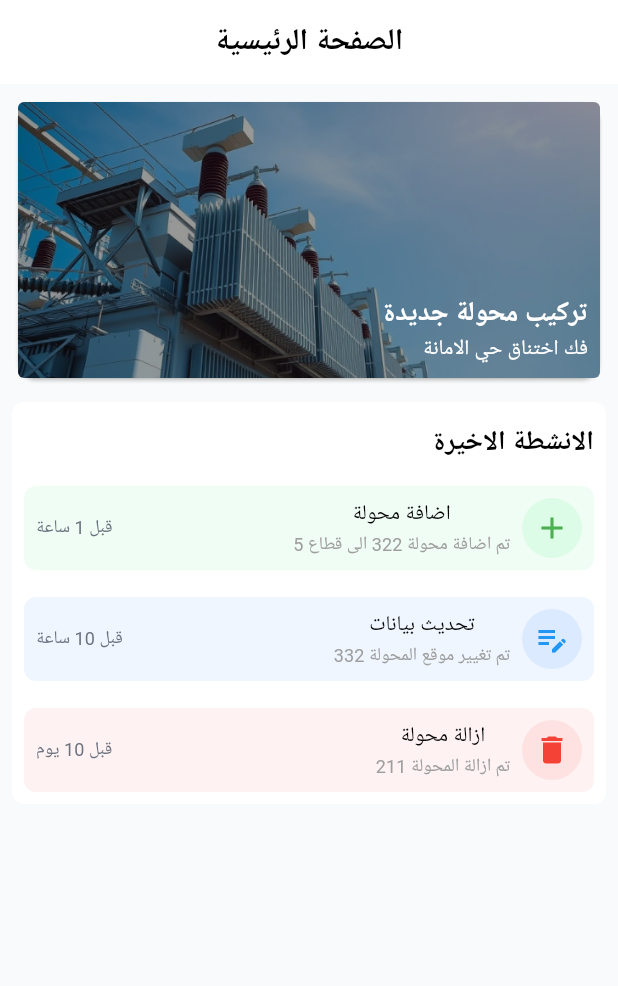
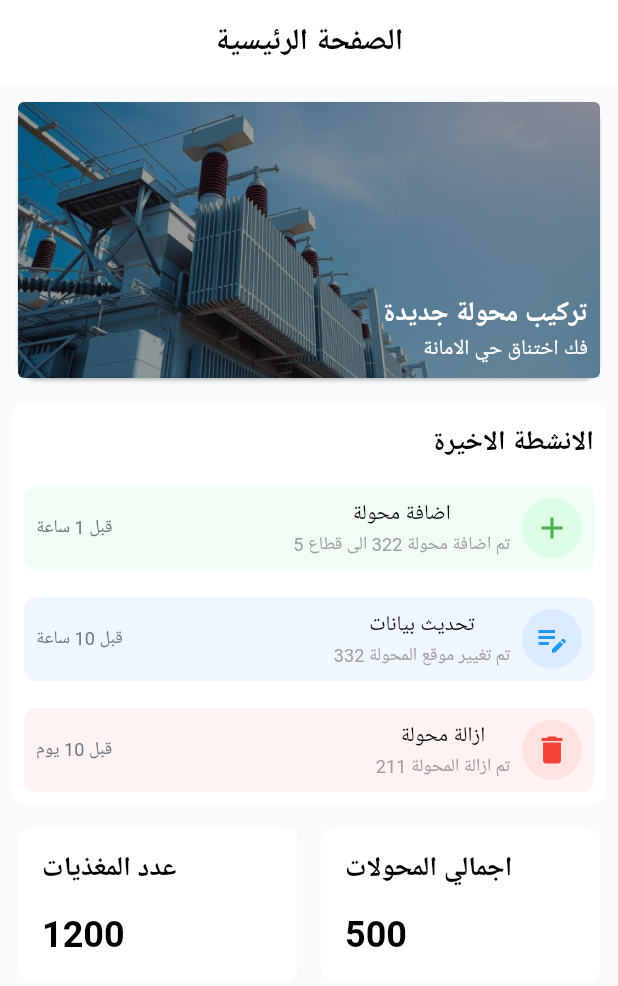
Before and after one commit to jalalcheff/gis_helper, a Flutter app: the screen it shows after launch, on a phone screen of 412 x 824 dp. Shown: the top 986 px of the screen. Run offline on Flutter 3.47's test engine with Material 3 defaults, Android fonts, the light colour scheme and no system bars; our stand-ins replace bloc, cloud_firestore, firebase_core, hive_flutter; accounts and stored records are empty.

Commit message:
create home screen statistics card widget

```diff
--- a/lib/constants/style_constants.dart
+++ b/lib/constants/style_constants.dart
@@ -5,6 +5,7 @@ class StyleConstants{
   int mediumRadius = 4;
   int largeRadius = 8;
   int extraLargeRadius = 16;
+  double headLineLess2 = 24;
   double headLine1 = 32; //primary
   double headLine2 = 30; //secondary
   double headLine3 = 20; //tertiary
--- a/lib/presentation/screen/home_screen/home_screen.dart
+++ b/lib/presentation/screen/home_screen/home_screen.dart
@@ -2,6 +2,7 @@ import 'package:flutter/material.dart';
 import 'package:gis_helper/constants/style_constants.dart';
 import 'package:gis_helper/presentation/screen/home_screen/home_screen_ads_widget.dart';
 import 'package:gis_helper/presentation/screen/home_screen/home_screen_latest_changes_widget.dart';
+import 'package:gis_helper/presentation/screen/home_screen/home_screen_transformer_statistics_card_widget.dart';
 
 class HomeScreen extends StatefulWidget {
   HomeScreen({super.key});
@@ -36,11 +37,19 @@ Container _body(BuildContext context, MediaQueryData mediaQuery,
     width: mediaQuery.size.width,
     child: Column(children: [
       HomeScreenAdsWidget().addsCard(mediaQuery, context, styleConstants),
-      SizedBox(
-        height: styleConstants.mediumDp,
-      ),
-      HomeScreenLatestChangesWidget()
-          .latestChangesCard(mediaQuery, context, styleConstants),
+      SizedBox(height: styleConstants.mediumDp,),
+      HomeScreenLatestChangesWidget().latestChangesCard(mediaQuery, context, styleConstants),
+      SizedBox(height: styleConstants.extraLargeDp,),
+      Row(
+        mainAxisAlignment: MainAxisAlignment.spaceBetween,
+        children: [
+          SizedBox(width: styleConstants.mediumDp,),
+          Expanded(child: HomeScreenTransformerStatisticsCardWidget().transformerStatistics(styleConstants,context,"عدد المغذيات","1200")),
+          SizedBox(width: styleConstants.extraLargeDp,),
+          Expanded(child: HomeScreenTransformerStatisticsCardWidget().transformerStatistics(styleConstants,context,"اجمالي المحولات","500")),
+          SizedBox(width: styleConstants.mediumDp,),
+        ],
+      )
     ]),
   );
 }
```
Also changed, not shown: lib/presentation/screen/home_screen/home_screen_transformer_statistics_card_widget.dart (added, +24 -0 lines).
